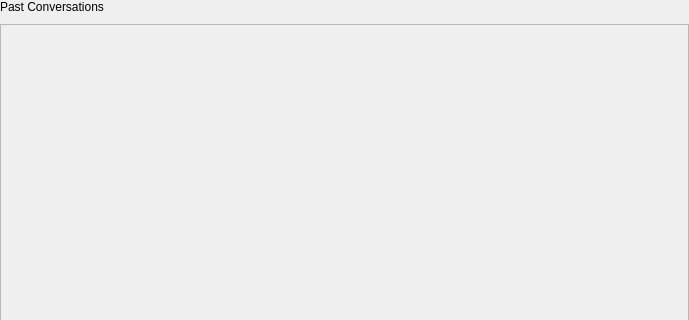
The window that src/airunner/widgets/llm/templates/llm_history_widget.ui (Capsize-Games/airunner) describes before a commit, drawn with Qt 5; both pictures show x 0 to 689 and y 0 to 320 of the 689 by 545 pixel window.
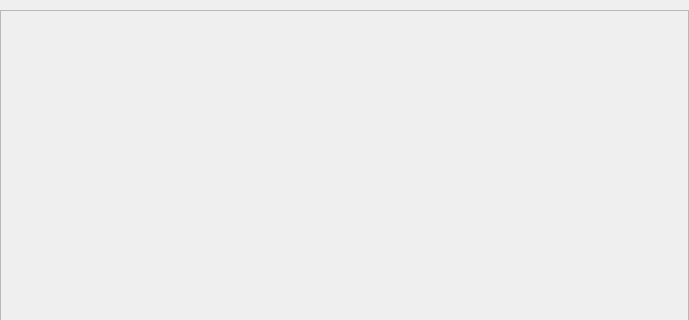
The same window after the commit.

Commit message: adds title summaries for conversations

Patch:
```diff
--- a/src/airunner/widgets/llm/templates/llm_history_widget.ui
+++ b/src/airunner/widgets/llm/templates/llm_history_widget.ui
@@ -18,7 +18,7 @@
     <number>0</number>
    </property>
    <property name="topMargin">
-    <number>0</number>
+    <number>10</number>
    </property>
    <property name="rightMargin">
     <number>0</number>
@@ -33,14 +33,13 @@
     <number>10</number>
    </property>
    <item row="0" column="0">
-    <widget class="QLabel" name="label">
-     <property name="text">
-      <string>Past Conversations</string>
-     </property>
-    </widget>
-   </item>
-   <item row="1" column="0">
     <widget class="QScrollArea" name="conversations_scroll_area">
+     <property name="minimumSize">
+      <size>
+       <width>0</width>
+       <height>50</height>
+      </size>
+     </property>
      <property name="widgetResizable">
       <bool>true</bool>
      </property>
@@ -50,15 +49,15 @@
         <x>0</x>
         <y>0</y>
         <width>687</width>
-        <height>516</height>
+        <height>533</height>
        </rect>
       </property>
       <layout class="QGridLayout" name="gridLayout_2">
        <property name="leftMargin">
-        <number>10</number>
+        <number>0</number>
        </property>
        <property name="topMargin">
-        <number>10</number>
+        <number>0</number>
        </property>
        <property name="rightMargin">
         <number>10</number>
```
The commit also changes 14 other files.
